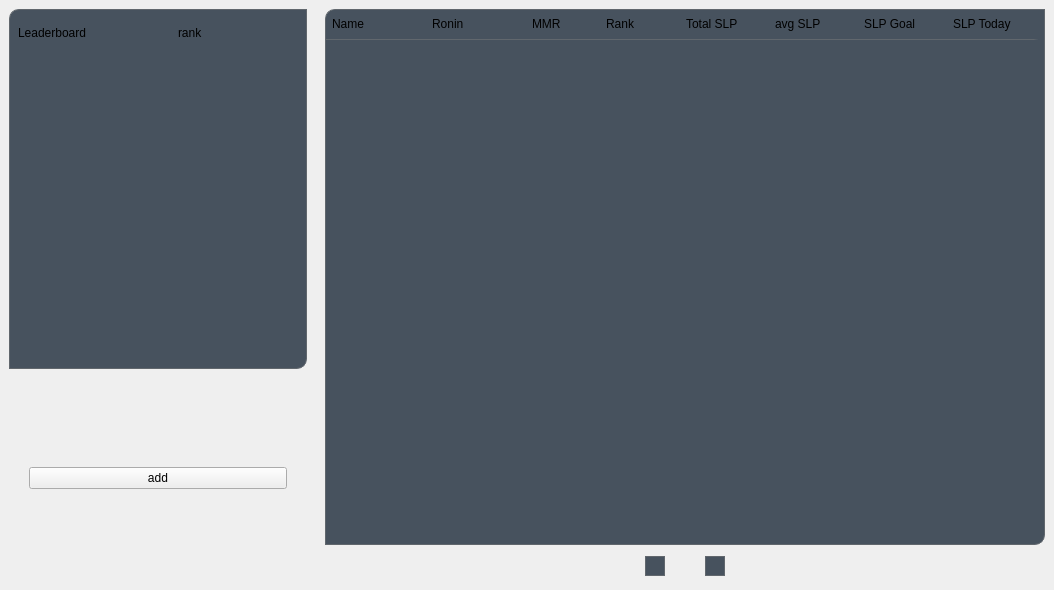
insideee/axie-manager, file src/custom_widgets/ui/ui_students_data_view.ui: the form before one commit.
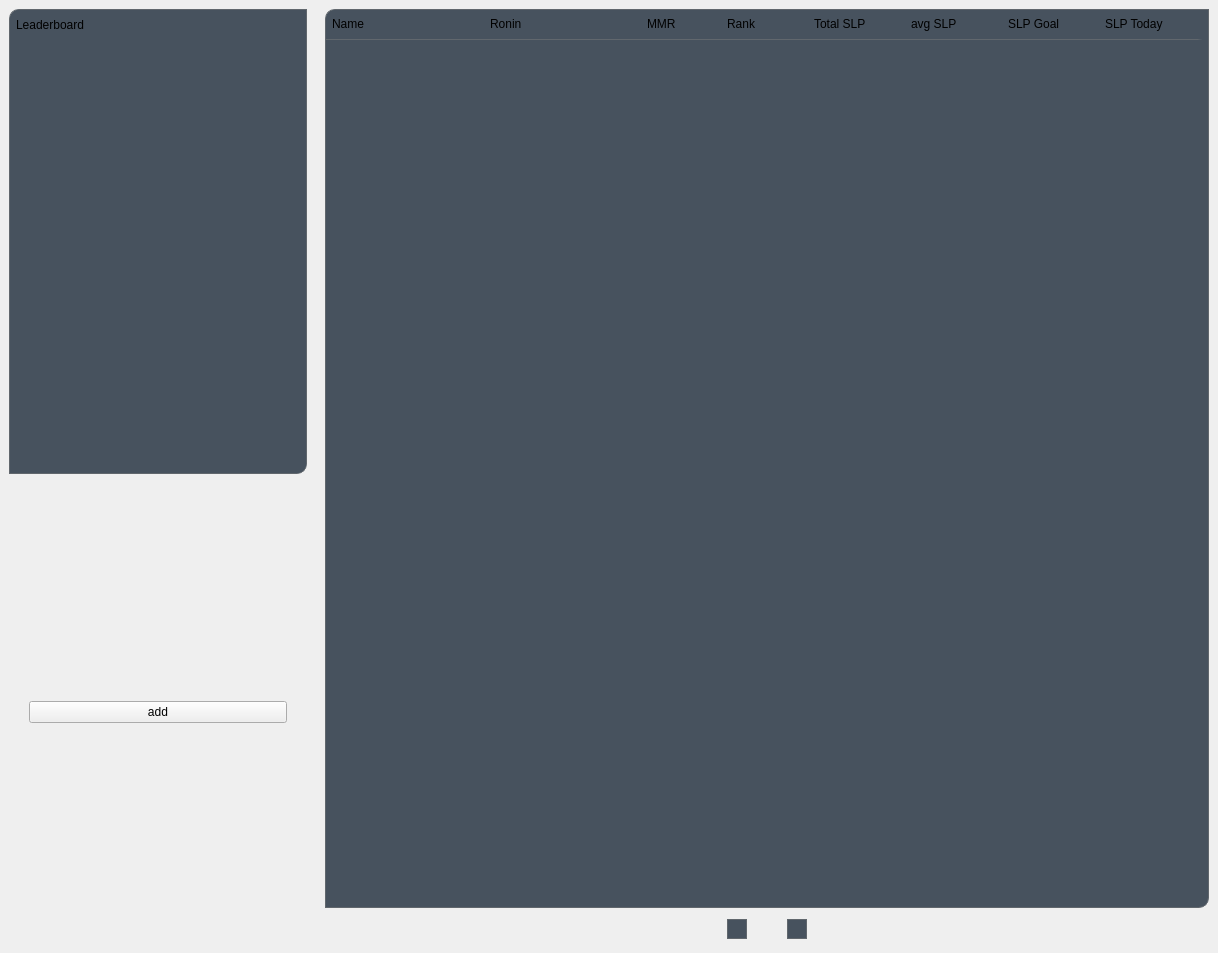
The form after the commit. Icons and pictures are not drawn.

```diff
--- a/src/custom_widgets/ui/ui_students_data_view.ui
+++ b/src/custom_widgets/ui/ui_students_data_view.ui
@@ -6,8 +6,8 @@
    <rect>
     <x>0</x>
     <y>0</y>
-    <width>1054</width>
-    <height>590</height>
+    <width>1218</width>
+    <height>953</height>
    </rect>
   </property>
   <property name="minimumSize">
@@ -49,6 +49,9 @@
        <height>16777215</height>
       </size>
      </property>
+     <property name="styleSheet">
+      <string notr="true"/>
+     </property>
      <layout class="QVBoxLayout" name="verticalLayout_3">
       <item>
        <widget class="QWidget" name="leaderboardFrame" native="true">
@@ -64,6 +67,9 @@
           <height>470</height>
          </size>
         </property>
+        <property name="styleSheet">
+         <string notr="true"/>
+        </property>
         <layout class="QVBoxLayout" name="verticalLayout_8">
          <property name="spacing">
           <number>0</number>
@@ -82,6 +88,12 @@
          </property>
          <item>
           <widget class="QWidget" name="board_bg" native="true">
+           <property name="minimumSize">
+            <size>
+             <width>0</width>
+             <height>400</height>
+            </size>
+           </property>
            <property name="maximumSize">
             <size>
              <width>16777215</width>
@@ -98,6 +110,21 @@
 }</string>
            </property>
            <layout class="QVBoxLayout" name="verticalLayout_9">
+            <property name="spacing">
+             <number>0</number>
+            </property>
+            <property name="leftMargin">
+             <number>1</number>
+            </property>
+            <property name="topMargin">
+             <number>1</number>
+            </property>
+            <property name="rightMargin">
+             <number>1</number>
+            </property>
+            <property name="bottomMargin">
+             <number>1</number>
+            </property>
             <item>
              <widget class="QWidget" name="board_header" native="true">
               <property name="minimumSize">
@@ -114,7 +141,7 @@
               </property>
               <property name="styleSheet">
                <string notr="true">QWidget{border: 0px;
-border-top-left-radius: 0px;
+border-top-left-radius: 10px;
 border-bottom-right-radius: 0px;
 border-top-right-radius: 0px;
 border-bottom-left-radius: 0px;
@@ -149,7 +176,7 @@
                    <number>0</number>
                   </property>
                   <property name="leftMargin">
-                   <number>0</number>
+                   <number>6</number>
                   </property>
                   <property name="topMargin">
                    <number>0</number>
@@ -170,47 +197,6 @@
                  </layout>
                 </widget>
                </item>
-               <item>
-                <widget class="QWidget" name="changeParameterFrame" native="true">
-                 <property name="maximumSize">
-                  <size>
-                   <width>120</width>
-                   <height>16777215</height>
-                  </size>
-                 </property>
-                 <layout class="QHBoxLayout" name="horizontalLayout_8">
-                  <property name="spacing">
-                   <number>0</number>
-                  </property>
-                  <property name="leftMargin">
-                   <number>0</number>
-                  </property>
-                  <property name="topMargin">
-                   <number>0</number>
-                  </property>
-                  <property name="rightMargin">
-                   <number>0</number>
-                  </property>
-                  <property name="bottomMargin">
-                   <number>0</number>
-                  </property>
-                  <item>
-                   <widget class="QLabel" name="parameterLabel">
-                    <property name="text">
-                     <string>rank</string>
-                    </property>
-                   </widget>
-                  </item>
-                  <item>
-                   <widget class="QToolButton" name="changeBtn">
-                    <property name="text">
-                     <string/>
-                    </property>
-                   </widget>
-                  </item>
-                 </layout>
-                </widget>
-               </item>
               </layout>
              </widget>
             </item>
@@ -219,7 +205,7 @@
               <property name="minimumSize">
                <size>
                 <width>0</width>
-                <height>170</height>
+                <height>240</height>
                </size>
               </property>
               <property name="maximumSize">
@@ -278,7 +264,7 @@
               <property name="styleSheet">
                <string notr="true">QWidget{border: 0px;
 border-top-left-radius: 0px;
-border-bottom-right-radius: 0px;
+border-bottom-right-radius: 10px;
 border-top-right-radius: 0px;
 border-bottom-left-radius: 0px;
 }</string>
```
Left out of the diff: 33 changed lines with no effect on the pictures.
